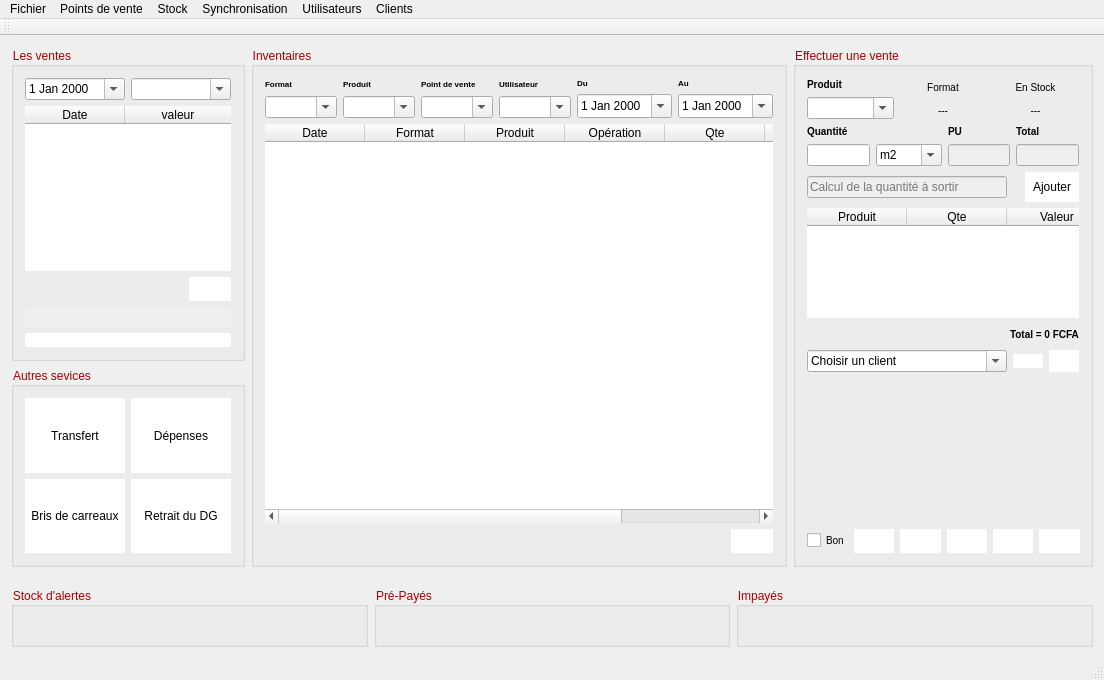
Before: the Qt Designer form mainwindow.ui in faugan2/star-grace, drawn with Qt 5.
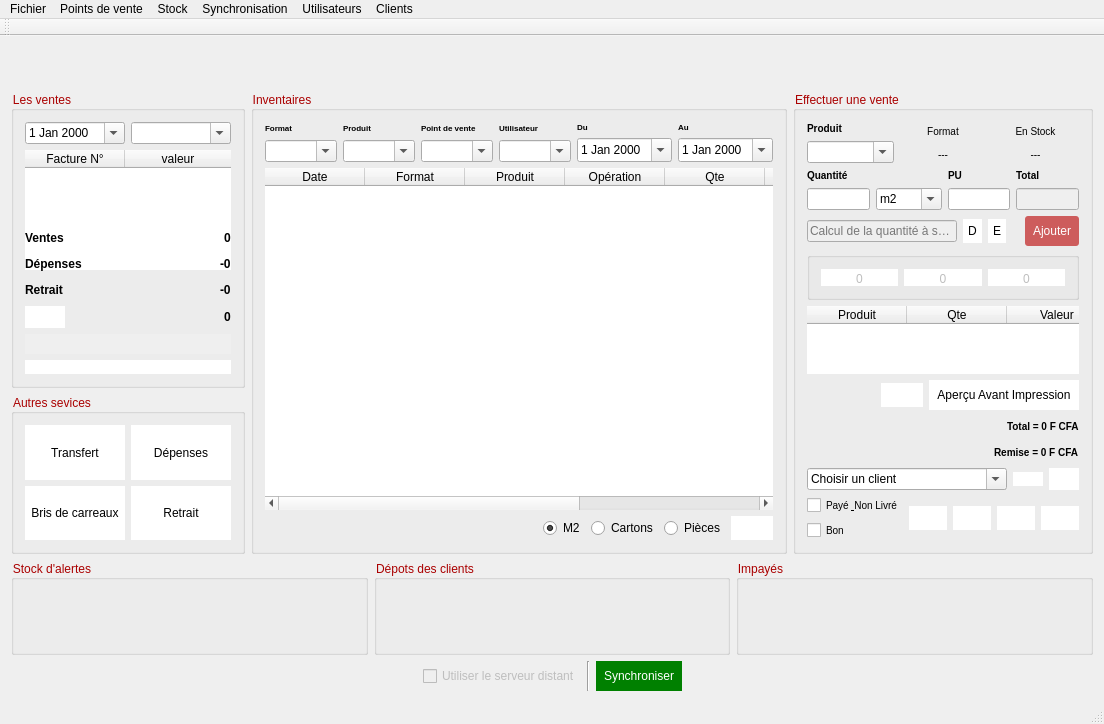
After: the same form once the commit is applied. Icons and pictures are not drawn.

The edit to the form file:
```diff
--- a/mainwindow.ui
+++ b/mainwindow.ui
@@ -7,7 +7,7 @@
     <x>0</x>
     <y>0</y>
     <width>1083</width>
-    <height>680</height>
+    <height>690</height>
    </rect>
   </property>
   <property name="windowTitle">
@@ -31,6 +31,30 @@
   </property>
   <widget class="QWidget" name="centralWidget">
    <layout class="QVBoxLayout" name="verticalLayout_2">
+    <item>
+     <widget class="QLabel" name="user_name">
+      <property name="styleSheet">
+       <string notr="true">font-weight:bold;
+font-size:16px;</string>
+      </property>
+      <property name="text">
+       <string/>
+      </property>
+      <property name="alignment">
+       <set>Qt::AlignCenter</set>
+      </property>
+     </widget>
+    </item>
+    <item>
+     <widget class="QLabel" name="user_pv">
+      <property name="text">
+       <string/>
+      </property>
+      <property name="alignment">
+       <set>Qt::AlignCenter</set>
+      </property>
+     </widget>
+    </item>
     <item>
      <layout class="QHBoxLayout" name="horizontalLayout">
       <item>
@@ -40,7 +64,7 @@
           <property name="minimumSize">
            <size>
             <width>0</width>
-            <height>300</height>
+            <height>250</height>
            </size>
           </property>
           <property name="maximumSize">
@@ -76,6 +100,12 @@
            </item>
            <item>
             <widget class="QTableWidget" name="table_recette">
+             <property name="minimumSize">
+              <size>
+               <width>0</width>
+               <height>120</height>
+              </size>
+             </property>
              <property name="frameShape">
               <enum>QFrame::NoFrame</enum>
              </property>
@@ -93,7 +123,7 @@
              </attribute>
              <column>
               <property name="text">
-               <string>Date</string>
+               <string>Facture N°</string>
               </property>
              </column>
              <column>
@@ -106,12 +136,12 @@
            <item>
             <layout class="QHBoxLayout" name="horizontalLayout_15">
              <item>
-              <widget class="QLabel" name="total_recette">
+              <widget class="QLabel" name="label_16">
                <property name="styleSheet">
                 <string notr="true">font-weight:bold;</string>
                </property>
                <property name="text">
-                <string/>
+                <string>Ventes</string>
                </property>
               </widget>
              </item>
@@ -129,11 +159,99 @@
               </spacer>
              </item>
              <item>
+              <widget class="QLabel" name="total_recette">
+               <property name="styleSheet">
+                <string notr="true">font-weight:bold;</string>
+               </property>
+               <property name="text">
+                <string>0</string>
+               </property>
+              </widget>
+             </item>
+            </layout>
+           </item>
+           <item>
+            <layout class="QHBoxLayout" name="horizontalLayout_21">
+             <item>
+              <widget class="QLabel" name="label_11">
+               <property name="styleSheet">
+                <string notr="true">font-weight:bold;</string>
+               </property>
+               <property name="text">
+                <string>Dépenses</string>
+               </property>
+              </widget>
+             </item>
+             <item>
+              <spacer name="horizontalSpacer_11">
+               <property name="orientation">
+                <enum>Qt::Horizontal</enum>
+               </property>
+               <property name="sizeHint" stdset="0">
+                <size>
+                 <width>40</width>
+                 <height>20</height>
+                </size>
+               </property>
+              </spacer>
+             </item>
+             <item>
+              <widget class="QLabel" name="total_depense">
+               <property name="styleSheet">
+                <string notr="true">font-weight:bold;</string>
+               </property>
+               <property name="text">
+                <string>-0</string>
+               </property>
+              </widget>
+             </item>
+            </layout>
+           </item>
+           <item>
+            <layout class="QHBoxLayout" name="horizontalLayout_22">
+             <item>
+              <widget class="QLabel" name="label_15">
+               <property name="styleSheet">
+                <string notr="true">font-weight:bold;</string>
+               </property>
+               <property name="text">
+                <string>Retrait</string>
+               </property>
+              </widget>
+             </item>
+             <item>
+              <spacer name="horizontalSpacer_12">
+               <property name="orientation">
+                <enum>Qt::Horizontal</enum>
+               </property>
+               <property name="sizeHint" stdset="0">
+                <size>
+                 <width>40</width>
+                 <height>20</height>
+                </size>
+               </property>
+              </spacer>
+             </item>
+             <item>
+              <widget class="QLabel" name="total_retrait">
+               <property name="styleSheet">
+                <string notr="true">font-weight:bold;</string>
+               </property>
+               <property name="text">
+                <string>-0</string>
+               </property>
+              </widget>
+             </item>
+            </layout>
+           </item>
+           <item>
+            <layout class="QHBoxLayout" name="horizontalLayout_23">
+             <item>
               <widget class="QPushButton" name="pushButton_5">
                <property name="styleSheet">
                 <string notr="true">background-color:white;
 border:none;
-padding:5px;</string>
+padding:4px;</string>
                </property>
                <property name="text">
                 <string/>
@@ -144,8 +262,44 @@
                </property>
               </widget>
              </item>
+             <item>
+              <spacer name="horizontalSpacer_13">
+               <property name="orientation">
+                <enum>Qt::Horizontal</enum>
+               </property>
+               <property name="sizeHint" stdset="0">
+                <size>
+                 <width>40</width>
+                 <height>20</height>
+                </size>
+               </property>
+              </spacer>
+             </item>
+             <item>
+              <widget class="QLabel" name="reste_recette">
+               <property name="styleSheet">
+                <string notr="true">font-weight:bold;</string>
+               </property>
+               <property name="text">
+                <string>0</string>
+               </property>
+              </widget>
+             </item>
             </layout>
            </item>
+           <item>
+            <spacer name="verticalSpacer_3">
+             <property name="orientation">
+              <enum>Qt::Vertical</enum>
+             </property>
+             <property name="sizeHint" stdset="0">
+              <size>
+               <width>20</width>
+               <height>18</height>
+              </size>
+             </property>
+            </spacer>
+           </item>
            <item>
             <widget class="QScrollArea" name="scrollArea">
              <property name="minimumSize">
@@ -261,7 +415,7 @@
           <property name="minimumSize">
            <size>
             <width>0</width>
-            <height>200</height>
+            <height>160</height>
            </size>
           </property>
           <property name="maximumSize">
@@ -303,8 +457,8 @@
                </property>
                <property name="iconSize">
                 <size>
-                 <width>54</width>
-                 <height>54</height>
+                 <width>36</width>
+                 <height>36</height>
                 </size>
                </property>
                <property name="toolButtonStyle">
@@ -339,8 +493,8 @@
                </property>
                <property name="iconSize">
                 <size>
-                 <width>54</width>
-                 <height>54</height>
+                 <width>36</width>
+                 <height>36</height>
                 </size>
                </property>
                <property name="toolButtonStyle">
@@ -375,8 +529,8 @@
                </property>
                <property name="iconSize">
                 <size>
-                 <width>54</width>
-                 <height>54</height>
+                 <width>36</width>
+                 <height>36</height>
                 </size>
                </property>
                <property name="toolButtonStyle">
@@ -403,7 +557,7 @@
 border:none;</string>
                </property>
                <property name="text">
-                <string>Retrait du DG</string>
+                <string>Retrait</string>
                </property>
                <property name="icon">
                 <iconset resource="img.qrc">
@@ -411,8 +565,8 @@
                </property>
                <property name="iconSize">
                 <size>
-                 <width>54</width>
-                 <height>54</height>
+                 <width>36</width>
+                 <height>36</height>
                 </size>
                </property>
                <property name="toolButtonStyle">
@@ -598,6 +752,9 @@
          </item>
          <item>
           <widget class="QTableWidget" name="table_inventaire">
+           <property name="enabled">
+            <bool>true</bool>
+           </property>
            <property name="autoFillBackground">
             <bool>true</bool>
            </property>
@@ -613,6 +770,9 @@
            <property name="gridStyle">
             <enum>Qt::DashDotDotLine</enum>
            </property>
+           <property name="sortingEnabled">
+            <bool>true</bool>
+           </property>
            <attribute name="horizontalHeaderStretchLastSection">
             <bool>true</bool>
            </attribute>
@@ -647,6 +807,11 @@
              <string>Qte</string>
             </property>
            </column>
+           <column>
+            <property name="text">
+             <string>Cumul</string>
+            </property>
+           </column>
            <column>
             <property name="text">
              <string>PU</string>
@@ -686,6 +851,30 @@
              </property>
             </spacer>
            </item>
+           <item>
+            <widget class="QRadioButton" name="affichage_m2">
+             <property name="text">
+              <string>M2</string>
+             </property>
+             <property name="checked">
+              <bool>true</bool>
+             </property>
+            </widget>
+           </item>
+           <item>
+            <widget class="QRadioButton" name="affichage_cartons">
+             <property name="text">
+              <string>Cartons</string>
+             </property>
+            </widget>
+           </item>
+           <item>
+            <widget class="QRadioButton" name="affichage_pieces">
+             <property name="text">
+              <string>Pièces</string>
+             </property>
+            </widget>
+           </item>
            <item>
             <widget class="QPushButton" name="pushButton_2">
              <property name="styleSheet">
@@ -731,7 +920,7 @@
         <property name="title">
          <string>Effectuer une vente</string>
         </property>
-        <layout class="QVBoxLayout" name="verticalLayout_18">
+        <layout class="QVBoxLayout" name="verticalLayout_19">
          <item>
           <layout class="QHBoxLayout" name="horizontalLayout_13">
            <item>
@@ -883,10 +1072,10 @@
              <item>
               <widget class="QLineEdit" name="pu">
                <property name="enabled">
-                <bool>false</bool>
+                <bool>true</bool>
                </property>
                <property name="readOnly">
-                <bool>true</bool>
+                <bool>false</bool>
                </property>
               </widget>
              </item>
@@ -929,7 +1118,7 @@
              </property>
              <property name="minimumSize">
               <size>
-               <width>200</width>
+               <width>150</width>
                <height>0</height>
               </size>
              </property>
@@ -944,6 +1133,56 @@
              </property>
             </widget>
            </item>
+           <item>
+            <widget class="QPushButton" name="pushButton_13">
+             <property name="maximumSize">
+              <size>
+               <width>20</width>
+               <height>16777215</height>
+              </size>
+             </property>
+             <property name="cursor">
+              <cursorShape>PointingHandCursor</cursorShape>
+             </property>
+             <property name="toolTip">
+              <string>Arrondire par défaut</string>
+             </property>
+             <property name="styleSheet">
+              <string notr="true">background-color:white;
+padding:5px;
+border:none;
+</string>
+             </property>
+             <property name="text">
+              <string>D</string>
+             </property>
+            </widget>
+           </item>
+           <item>
+            <widget class="QPushButton" name="pushButton_14">
+             <property name="maximumSize">
+              <size>
+               <width>20</width>
+               <height>16777215</height>
+              </size>
+             </property>
+             <property name="cursor">
+              <cursorShape>PointingHandCursor</cursorShape>
+             </property>
+             <property name="toolTip">
+              <string>Arrondire par excès</string>
+             </property>
+             <property name="styleSheet">
+              <string notr="true">background-color:white;
+padding:5px;
+border:none;
+</string>
+             </property>
+             <property name="text">
+              <string>E</string>
+             </property>
+            </widget>
+           </item>
            <item>
             <layout class="QHBoxLayout" name="horizontalLayout_7">
              <item>
@@ -964,8 +1203,9 @@
                <property name="styleSheet">
                 <string notr="true">border:none;
 padding:8px;
-background-color:white;
-</string>
+background-color:indianred;
+color:white;
+border-radius:3px;</string>
                </property>
                <property name="text">
                 <string>Ajouter</string>
@@ -976,6 +1216,79 @@
            </item>
           </layout>
          </item>
+         <item>
+          <widget class="QGroupBox" name="groupBox">
+           <property name="enabled">
+            <bool>false</bool>
+           </property>
+           <property name="maximumSize">
+            <size>
+             <width>16777215</width>
+             <height>16777215</height>
+            </size>
+           </property>
+           <property name="autoFillBackground">
+            <bool>false</bool>
+           </property>
+           <property name="styleSheet">
+            <string notr="true">padding:0;
+padding-top:3px;</string>
+           </property>
+           <property name="title">
+            <string/>
+           </property>
+           <property name="flat">
+            <bool>true</bool>
+           </property>
+           <layout class="QHBoxLayout" name="horizontalLayout_24">
+            <item>
+             <widget class="QPushButton" name="nb_cartons">
+              <property name="enabled">
+               <bool>false</bool>
+              </property>
+              <property name="styleSheet">
+               <string notr="true">border:none;
+background-color:white;
+</string>
+              </property>
+              <property name="text">
+               <string>0</string>
+              </property>
+             </widget>
+            </item>
+            <item>
+             <widget class="QPushButton" name="nb_m2">
+              <property name="enabled">
+               <bool>false</bool>
+              </property>
+              <property name="styleSheet">
+               <string notr="true">border:none;
+background-color:white;
+</string>
+              </property>
+              <property name="text">
+               <string>0</string>
+              </property>
+             </widget>
+            </item>
+            <item>
+             <widget class="QPushButton" name="nb_pieces">
+              <property name="enabled">
+               <bool>false</bool>
+              </property>
+              <property name="styleSheet">
+               <string notr="true">border:none;
+background-color:white;
+</string>
+              </property>
+              <property name="text">
+               <string>0</string>
+              </property>
+             </widget>
+            </item>
+           </layout>
+          </widget>
+         </item>
          <item>
           <widget class="QTableWidget" name="table_vente">
            <property name="enabled">
@@ -1031,6 +1344,57 @@
            </column>
           </widget>
          </item>
+         <item>
+          <layout class="QHBoxLayout" name="horizontalLayout_19">
+           <item>
+            <spacer name="horizontalSpacer_10">
+             <property name="orientation">
+              <enum>Qt::Horizontal</enum>
+             </property>
+             <property name="sizeHint" stdset="0">
+              <size>
+               <width>40</width>
+               <height>20</height>
+              </size>
+             </property>
+            </spacer>
+           </item>
+           <item>
+            <widget class="QPushButton" name="pushButton_4">
+             <property name="enabled">
+              <bool>true</bool>
+             </property>
+             <property name="toolTip">
+              <string>Supprimer</string>
+             </property>
+             <property name="styleSheet">
+              <string notr="true">background-color:white;
+border:none;
+padding:5px;</string>
+             </property>
+             <property name="text">
+              <string/>
+             </property>
+             <property name="icon">
+              <iconset resource="img.qrc">
+               <normaloff>:/img/images/trash-outline.svg</normaloff>:/img/images/trash-outline.svg</iconset>
+             </property>
+            </widget>
+           </item>
+           <item>
+            <widget class="QPushButton" name="btn_apercu">
+             <property name="styleSheet">
+              <string notr="true">padding:8px;
+border:none;
+background-color:white;</string>
+             </property>
+             <property name="text">
+              <string>Aperçu Avant Impression</string>
+             </property>
+            </widget>
+           </item>
+          </layout>
+         </item>
          <item>
           <layout class="QHBoxLayout" name="horizontalLayout_8">
            <item>
@@ -1055,12 +1419,55 @@
 </string>
              </property>
              <property name="text">
-              <string>Total = 0 FCFA</string>
+              <string>Total = 0 F CFA</string>
              </property>
             </widget>
            </item>
           </layout>
          </item>
+         <item>
+          <layout class="QHBoxLayout" name="horizontalLayout_18">
+           <item>
+            <spacer name="horizontalSpacer_9">
+             <property name="orientation">
+              <enum>Qt::Horizontal</enum>
+             </property>
+             <property name="sizeHint" stdset="0">
+              <size>
+               <width>40</width>
+               <height>20</height>
+              </size>
+             </property>
+            </spacer>
+           </item>
+           <item>
+            <widget class="QLabel" name="label_remise">
+             <property name="styleSheet">
+              <string notr="true">font-size:10px;
+font-weight:bold;
+color:black;
+</string>
+             </property>
+             <property name="text">
+              <string>Remise = 0 F CFA</string>
+             </property>
+            </widget>
+           </item>
+          </layout>
+         </item>
+         <item>
+          <spacer name="verticalSpacer_4">
+           <property name="orientation">
+            <enum>Qt::Vertical</enum>
+           </property>
+           <property name="sizeHint" stdset="0">
+            <size>
+             <width>20</width>
+             <height>40</height>
+            </size>
+           </property>
+          </spacer>
+         </item>
          <item>
           <layout class="QHBoxLayout" name="horizontalLayout_4">
            <item>
@@ -1120,20 +1527,19 @@
           </layout>
          </item>
          <item>
-          <spacer name="verticalSpacer_4">
-           <property name="orientation">
-            <enum>Qt::Vertical</enum>
-           </property>
-           <property name="sizeHint" stdset="0">
-            <size>
-             <width>20</width>
-             <height>40</height>
-            </size>
-           </property>
-          </spacer>
-         </item>
-         <item>
-          <layout class="QHBoxLayout" name="horizontalLayout_9">
+          <layout class="QHBoxLayout" name="horizontalLayout_20">
+           <item>
+            <layout class="QVBoxLayout" name="verticalLayout_18">
+             <item>
+              <widget class="QCheckBox" name="non_livre">
+               <property name="styleSheet">
+                <string notr="true">font-size:10px;</string>
+               </property>
+               <property name="text">
+                <string>Payé &amp; Non Livré</string>
+               </property>
+              </widget>
+             </item>
            <item>
             <widget class="QCheckBox" name="bon">
              <property name="styleSheet">
@@ -1144,6 +1550,10 @@
              </property>
             </widget>
            </item>
+            </layout>
+           </item>
+           <item>
+            <layout class="QHBoxLayout" name="horizontalLayout_9">
            <item>
             <spacer name="horizontalSpacer_4">
              <property name="orientation">
@@ -1157,28 +1567,6 @@
              </property>
             </spacer>
            </item>
-           <item>
-            <widget class="QPushButton" name="pushButton_4">
-             <property name="enabled">
-              <bool>true</bool>
-             </property>
-             <property name="toolTip">
-              <string>Supprimer</string>
-             </property>
-             <property name="styleSheet">
-              <string notr="true">background-color:white;
-border:none;
-padding:5px;</string>
-             </property>
-             <property name="text">
-              <string/>
-             </property>
-             <property name="icon">
-              <iconset resource="img.qrc">
-               <normaloff>:/img/images/trash-outline.svg</normaloff>:/img/images/trash-outline.svg</iconset>
-             </property>
-            </widget>
-           </item>
            <item>
             <widget class="QPushButton" name="pushButton_11">
              <property name="toolTip">
@@ -1258,6 +1646,8 @@
           </layout>
          </item>
         </layout>
+         </item>
+        </layout>
        </widget>
       </item>
      </layout>
@@ -1282,7 +1672,7 @@
         <property name="minimumSize">
          <size>
           <width>0</width>
-          <height>60</height>
+          <height>95</height>
          </size>
         </property>
         <property name="maximumSize">
@@ -1299,7 +1689,7 @@
       <item>
        <widget class="QGroupBox" name="list_prepaye">
         <property name="title">
-         <string>Pré-Payés</string>
+         <string>Dépots des clients</string>
         </property>
        </widget>
       </item>
@@ -1312,6 +1702,69 @@
       </item>
      </layout>
     </item>
+    <item>
+     <layout class="QHBoxLayout" name="horizontalLayout_17">
+      <item>
+       <spacer name="horizontalSpacer_3">
+        <property name="orientation">
+         <enum>Qt::Horizontal</enum>
+        </property>
+        <property name="sizeHint" stdset="0">
+         <size>
+          <width>40</width>
+          <height>20</height>
+         </size>
+        </property>
+       </spacer>
+      </item>
+      <item>
+       <widget class="QCheckBox" name="serveur_distant">
+        <property name="enabled">
+         <bool>false</bool>
+        </property>
+        <property name="text">
+         <string>Utiliser le serveur distant</string>
+        </property>
+       </widget>
+      </item>
+      <item>
+       <widget class="Line" name="line">
+        <property name="orientation">
+         <enum>Qt::Vertical</enum>
+        </property>
+       </widget>
+      </item>
+      <item>
+       <widget class="QPushButton" name="pushButton_12">
+        <property name="enabled">
+         <bool>true</bool>
+        </property>
+        <property name="styleSheet">
+         <string notr="true">padding:8px;
+background-color: green;
+border:none;
+color:white;</string>
+        </property>
+        <property name="text">
+         <string>Synchroniser</string>
+        </property>
+       </widget>
+      </item>
+      <item>
+       <spacer name="horizontalSpacer_8">
+        <property name="orientation">
+         <enum>Qt::Horizontal</enum>
+        </property>
+        <property name="sizeHint" stdset="0">
+         <size>
+          <width>40</width>
+          <height>20</height>
+         </size>
+        </property>
+       </spacer>
+      </item>
+     </layout>
+    </item>
    </layout>
   </widget>
   <widget class="QMenuBar" name="menuBar">
```
Left out of the diff: 37 changed lines with no effect on the pictures. Lines whose indentation alone changed are shown as unchanged.
